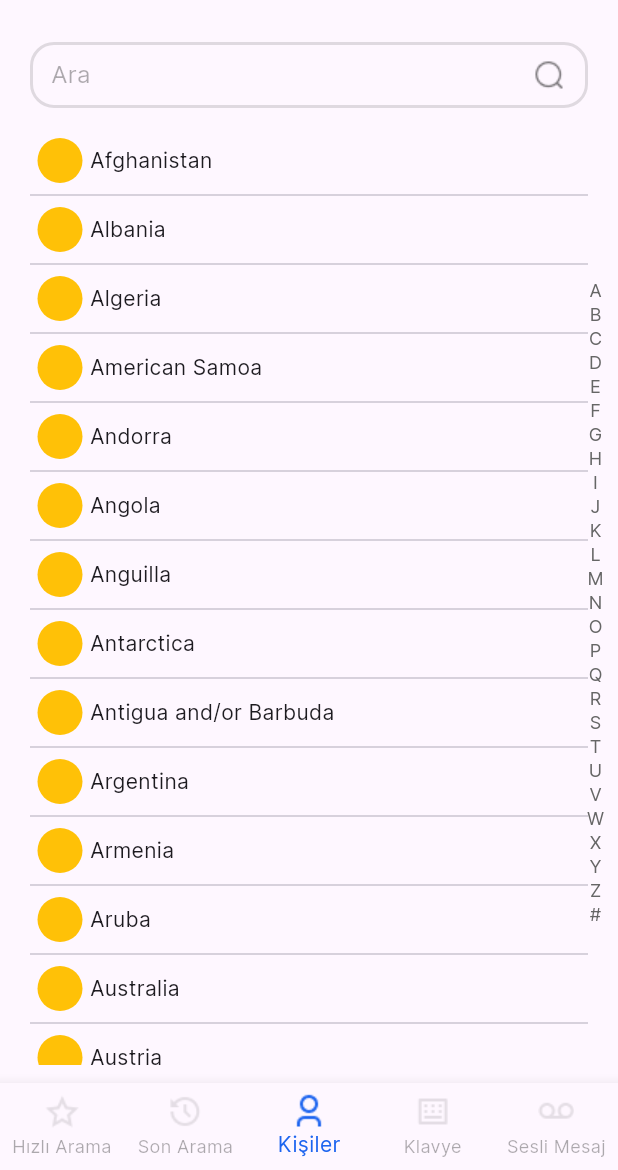
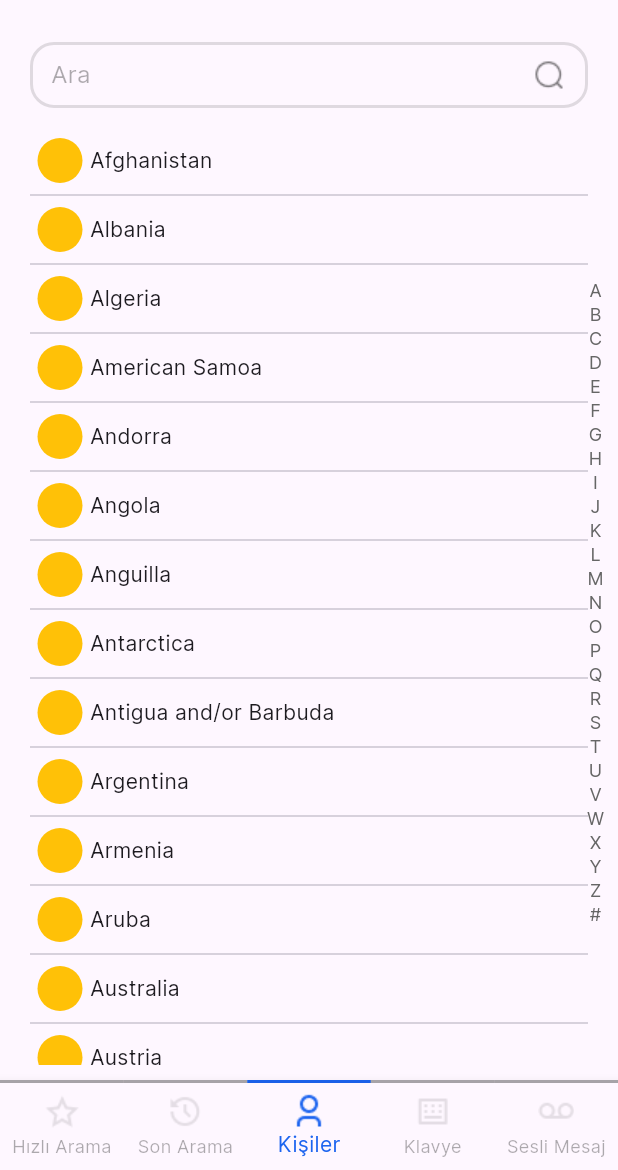
Before and after one commit to KadirrYalcin/phoneDirectory2, a Flutter app: the ViewHome screen opened by its route, on a phone screen of 412 x 824 dp, the part 66-1236 px from its top. Run offline on Flutter 3.47's test engine with Material 3 defaults, Android fonts, the phone set to English and light mode, and no system bars; drawn by our look-alikes of azlistview; our stand-ins replace image_picker, permission_handler; accounts and stored records are empty.

Commit message:
home page alt kisimda renkli cizgi ekledim

```diff
--- a/lib/product/view_home/view_home.dart
+++ b/lib/product/view_home/view_home.dart
@@ -14,11 +14,32 @@ class ViewHome extends StatelessWidget {
     return Scaffold(
       appBar: _Appbar(),
       body: SafeArea(
-        child: PageView.builder(
-          controller: VMHome.pageController,
-          onPageChanged: context.watch<VMHome>().onPageChanged,
-          itemCount: VMHome.pages.length,
-          itemBuilder: (context, index) => VMHome.pages[index],
+        child: Column(
+          children: [
+            Expanded(
+              child: PageView.builder(
+                controller: VMHome.pageController,
+                onPageChanged: context.watch<VMHome>().onPageChanged,
+                itemCount: VMHome.pages.length,
+                itemBuilder: (context, index) => VMHome.pages[index],
+              ),
+            ),
+            SizedBox(
+              height: 2,
+              child: Row(
+                mainAxisAlignment: MainAxisAlignment.spaceEvenly,
+                children: List.generate(5, (index) {
+                  return Expanded(
+                    child: Container(
+                      color: context.watch<VMHome>().selectedIndex == index
+                          ? UIColors.blue
+                          : UIColors.grey,
+                    ),
+                  );
+                }),
+              ),
+            )
+          ],
         ),
       ),
       bottomNavigationBar: BottomNavigationBar(
```
